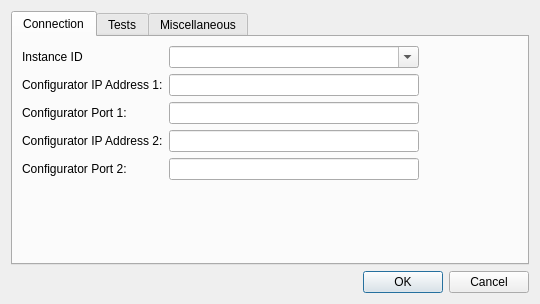
Qt form TestSuite/TestSuiteDialogSettings.ui (whiteman-kr/u7set) before a commit.
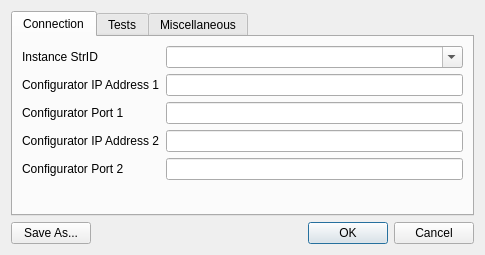
The same form after that commit.

Commit message: RPCT-3733, RPCT-3753: Unify Connections settings dialogs, add .ini file saving options for all clients, add host combo to u7

```diff
--- a/TestSuite/TestSuiteDialogSettings.ui
+++ b/TestSuite/TestSuiteDialogSettings.ui
@@ -6,15 +6,45 @@
    <rect>
     <x>0</x>
     <y>0</y>
-    <width>540</width>
-    <height>304</height>
+    <width>485</width>
+    <height>255</height>
    </rect>
   </property>
   <property name="windowTitle">
    <string>Settings</string>
   </property>
   <layout class="QGridLayout" name="gridLayout">
-   <item row="0" column="0" colspan="2">
+   <item row="1" column="0">
+    <widget class="QPushButton" name="saveAsButton">
+     <property name="text">
+      <string>Save As...</string>
+     </property>
+    </widget>
+   </item>
+   <item row="1" column="1">
+    <spacer name="horizontalSpacer">
+     <property name="orientation">
+      <enum>Qt::Horizontal</enum>
+     </property>
+     <property name="sizeHint" stdset="0">
+      <size>
+       <width>361</width>
+       <height>20</height>
+      </size>
+     </property>
+    </spacer>
+   </item>
+   <item row="1" column="2">
+    <widget class="QDialogButtonBox" name="buttonBox">
+     <property name="orientation">
+      <enum>Qt::Horizontal</enum>
+     </property>
+     <property name="standardButtons">
+      <set>QDialogButtonBox::Cancel|QDialogButtonBox::Ok</set>
+     </property>
+    </widget>
+   </item>
+   <item row="0" column="0" colspan="3">
     <widget class="QTabWidget" name="tabWidget">
      <property name="currentIndex">
       <number>0</number>
@@ -27,15 +57,21 @@
        <item row="0" column="0">
         <widget class="QLabel" name="label">
          <property name="text">
-          <string>Instance ID</string>
+          <string>Instance StrID</string>
          </property>
         </widget>
        </item>
        <item row="0" column="1">
         <widget class="QComboBox" name="m_instanceCombo">
+         <property name="sizePolicy">
+          <sizepolicy hsizetype="Expanding" vsizetype="Fixed">
+           <horstretch>0</horstretch>
+           <verstretch>0</verstretch>
+          </sizepolicy>
+         </property>
          <property name="minimumSize">
           <size>
-           <width>250</width>
+           <width>0</width>
            <height>0</height>
           </size>
          </property>
@@ -47,23 +83,10 @@
          </property>
         </widget>
        </item>
-       <item row="0" column="2">
-        <spacer name="horizontalSpacer_2">
-         <property name="orientation">
-          <enum>Qt::Horizontal</enum>
-         </property>
-         <property name="sizeHint" stdset="0">
-          <size>
-           <width>171</width>
-           <height>20</height>
-          </size>
-         </property>
-        </spacer>
-       </item>
        <item row="1" column="0">
         <widget class="QLabel" name="label_2">
          <property name="text">
-          <string>Configurator IP Address 1:</string>
+          <string>Configurator IP Address 1</string>
          </property>
         </widget>
        </item>
@@ -73,7 +96,7 @@
        <item row="2" column="0">
         <widget class="QLabel" name="label_3">
          <property name="text">
-          <string>Configurator Port 1:</string>
+          <string>Configurator Port 1</string>
          </property>
         </widget>
        </item>
@@ -83,7 +106,7 @@
        <item row="3" column="0">
         <widget class="QLabel" name="label_4">
          <property name="text">
-          <string>Configurator IP Address 2:</string>
+          <string>Configurator IP Address 2</string>
          </property>
         </widget>
        </item>
@@ -93,7 +116,7 @@
        <item row="4" column="0">
         <widget class="QLabel" name="label_5">
          <property name="text">
-          <string>Configurator Port 2:</string>
+          <string>Configurator Port 2</string>
          </property>
         </widget>
        </item>
@@ -192,29 +215,6 @@
      </widget>
     </widget>
    </item>
-   <item row="1" column="0">
-    <spacer name="horizontalSpacer">
-     <property name="orientation">
-      <enum>Qt::Horizontal</enum>
-     </property>
-     <property name="sizeHint" stdset="0">
-      <size>
-       <width>361</width>
-       <height>20</height>
-      </size>
-     </property>
-    </spacer>
-   </item>
-   <item row="1" column="1">
-    <widget class="QDialogButtonBox" name="buttonBox">
-     <property name="orientation">
-      <enum>Qt::Horizontal</enum>
-     </property>
-     <property name="standardButtons">
-      <set>QDialogButtonBox::Cancel|QDialogButtonBox::Ok</set>
-     </property>
-    </widget>
-   </item>
   </layout>
  </widget>
  <resources/>
```
Left out of the diff: 16 changed lines with no effect on the pictures. The commit also changes 30 other files.
